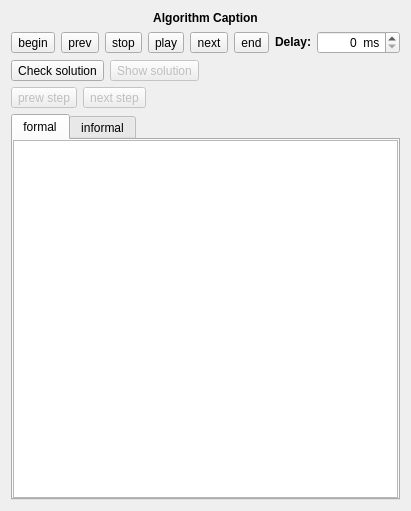
Qt form src/widgets/algorithmwidget.ui (navrkald/regularConvertor) before a commit.
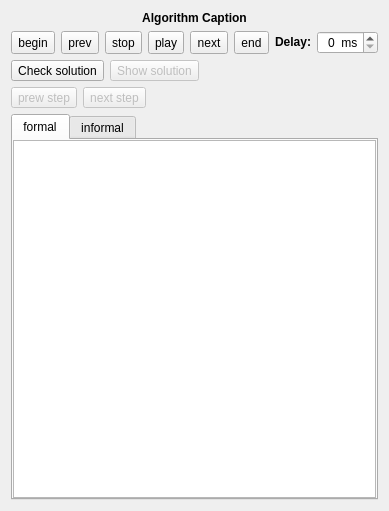
The same form after that commit. Custom widgets are drawn as their Qt base class.

Commit message: Make each widget in cfgtopdawidget widget colapsible.

What changed in the file:
```diff
--- a/src/widgets/algorithmwidget.ui
+++ b/src/widgets/algorithmwidget.ui
@@ -46,6 +46,12 @@
     <layout class="QHBoxLayout" name="horizontalLayout">
      <item>
       <widget class="QToolButton" name="beginButton">
+       <property name="sizePolicy">
+        <sizepolicy hsizetype="Preferred" vsizetype="Preferred">
+         <horstretch>0</horstretch>
+         <verstretch>0</verstretch>
+        </sizepolicy>
+       </property>
        <property name="text">
         <string>begin</string>
        </property>
@@ -53,6 +59,12 @@
      </item>
      <item>
       <widget class="QToolButton" name="prewButton">
+       <property name="sizePolicy">
+        <sizepolicy hsizetype="Preferred" vsizetype="Preferred">
+         <horstretch>0</horstretch>
+         <verstretch>0</verstretch>
+        </sizepolicy>
+       </property>
        <property name="text">
         <string>prev</string>
        </property>
@@ -60,6 +72,12 @@
      </item>
      <item>
       <widget class="QToolButton" name="stopButton">
+       <property name="sizePolicy">
+        <sizepolicy hsizetype="Preferred" vsizetype="Preferred">
+         <horstretch>0</horstretch>
+         <verstretch>0</verstretch>
+        </sizepolicy>
+       </property>
        <property name="text">
         <string>stop</string>
        </property>
@@ -67,6 +85,12 @@
      </item>
      <item>
       <widget class="QToolButton" name="playButton">
+       <property name="sizePolicy">
+        <sizepolicy hsizetype="Preferred" vsizetype="Preferred">
+         <horstretch>0</horstretch>
+         <verstretch>0</verstretch>
+        </sizepolicy>
+       </property>
        <property name="text">
         <string>play</string>
        </property>
@@ -74,6 +98,12 @@
      </item>
      <item>
       <widget class="QToolButton" name="nextButton">
+       <property name="sizePolicy">
+        <sizepolicy hsizetype="Preferred" vsizetype="Preferred">
+         <horstretch>0</horstretch>
+         <verstretch>0</verstretch>
+        </sizepolicy>
+       </property>
        <property name="text">
         <string>next</string>
        </property>
@@ -81,6 +111,12 @@
      </item>
      <item>
       <widget class="QToolButton" name="endButton">
+       <property name="sizePolicy">
+        <sizepolicy hsizetype="Preferred" vsizetype="Preferred">
+         <horstretch>0</horstretch>
+         <verstretch>0</verstretch>
+        </sizepolicy>
+       </property>
        <property name="text">
         <string>end</string>
        </property>
@@ -98,6 +134,12 @@
      </item>
      <item>
       <widget class="QSpinBox" name="spinBox">
+       <property name="sizePolicy">
+        <sizepolicy hsizetype="Preferred" vsizetype="Preferred">
+         <horstretch>0</horstretch>
+         <verstretch>0</verstretch>
+        </sizepolicy>
+       </property>
        <property name="alignment">
         <set>Qt::AlignRight|Qt::AlignTrailing|Qt::AlignVCenter</set>
        </property>
@@ -215,10 +257,16 @@
        </property>
        <item row="0" column="0">
         <widget class="AlgorithmView" name="treeView">
+         <property name="sizePolicy">
+          <sizepolicy hsizetype="Preferred" vsizetype="Preferred">
+           <horstretch>0</horstretch>
+           <verstretch>0</verstretch>
+          </sizepolicy>
+         </property>
          <property name="minimumSize">
           <size>
-           <width>200</width>
-           <height>200</height>
+           <width>0</width>
+           <height>0</height>
           </size>
          </property>
         </widget>
```
Left out of the diff: 12 changed lines with no effect on the pictures. The commit also changes 3 other files.
